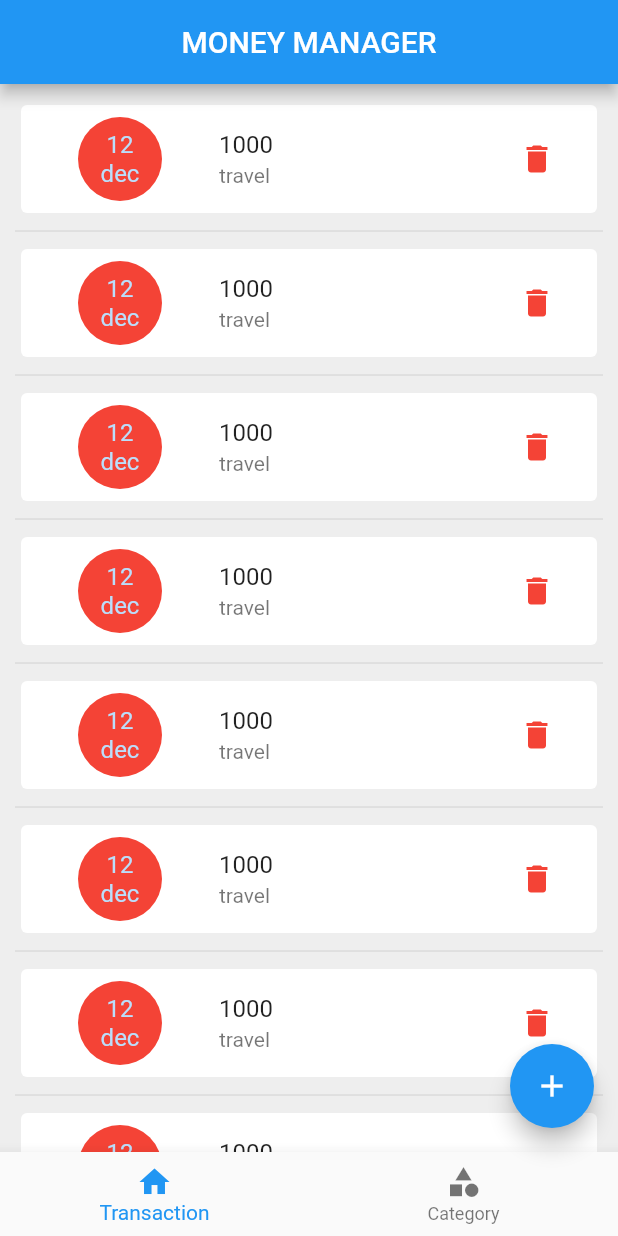
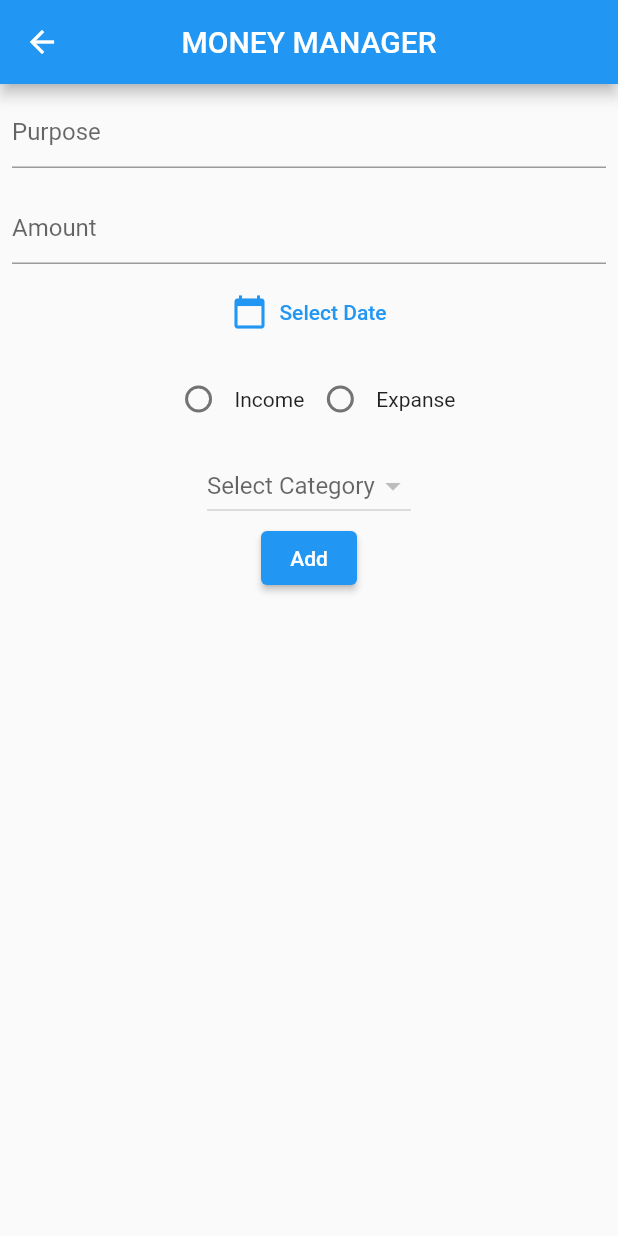
Before and after one commit to anilantony49/money-manager_FundFinder, a Flutter app: the screen it shows after launch, after a tap on the "add" icon, on a phone screen of 412 x 824 dp. Run offline on Flutter 3.47's test engine with Material 2 defaults, Android fonts, the phone set to English and light mode, and no system bars; our stand-ins replace hive_flutter; accounts and stored records are empty.

Commit message:
Transaction add completed

```diff
--- a/lib/db/transaction_db.dart
+++ b/lib/db/transaction_db.dart
@@ -0,0 +1,57 @@
+import 'package:flutter/material.dart';
+import 'package:flutter_application_1/models/transaction_models.dart';
+import 'package:hive_flutter/hive_flutter.dart';
+
+
+const _TRANSACTION_DB_NAME= 'TransactionDB';
+abstract class TransactionDbfunctions{
+  Future<List<transactionModels>>getTransaction();
+  Future<void>insertTransaction(transactionModels value);
+Future<void>deletetransaction( String transactionId);
+}
+
+class TransactionDb implements TransactionDbfunctions{
+ValueNotifier<List<transactionModels>> transactionListNotifier=ValueNotifier([]);
+  TransactionDb._internal();
+  static final TransactionDb singleton = TransactionDb._internal();
+
+  factory TransactionDb() {
+    return singleton;
+  }
+  @override
+  Future<void> deletetransaction(String transactionId) {
+    // TODO: implement deletetransaction
+    throw UnimplementedError();
+  }
+
+  @override
+  Future<List<transactionModels>> getTransaction()async {
+   final _transactionDB=  await  Hive.openBox<transactionModels>(_TRANSACTION_DB_NAME);
+   return   _transactionDB.values.toList();
+
+  }
+
+Future<void>refresh()async {
+final _allTransactions=await getTransaction();
+  _allTransactions.sort((a, b) =>
+
+      b.date.compareTo(a.date)
+    );
+   transactionListNotifier.value.clear();
+   transactionListNotifier.value.addAll(_allTransactions);
+
+//  await Future.forEach(_allTransactions, (transactionModels category){
+ transactionListNotifier.notifyListeners();
+//  });
+
+  }
+
+  @override
+  Future<void> insertTransaction(transactionModels value)async {
+   final _transactionDB=  await  Hive.openBox<transactionModels>(_TRANSACTION_DB_NAME);
+
+   await _transactionDB.put(value.id,value);
+    //  refreshUI();
+  }
+
+}
--- a/lib/homescreen.dart
+++ b/lib/homescreen.dart
@@ -1,18 +1,22 @@
 import 'package:flutter/material.dart';
 import 'package:flutter_application_1/screens/category/catagory.dart';
 import 'package:flutter_application_1/screens/category/category_show_popup.dart';
-import 'package:flutter_application_1/screens/transcation.dart';
+import 'package:flutter_application_1/screens/transaction/transcation.dart';
 
 import 'db/category_db.dart';
+
 import 'models/category_models.dart';
 
 class ScreenHome extends StatelessWidget {
   ValueNotifier<int> bottomNavigation = ValueNotifier(0);
-  final textcontroller= TextEditingController();
+  final textcontroller = TextEditingController();
 
   ScreenHome({Key? key}) : super(key: key);
 
-  final _pages = [const ScreenTransaction(),ScreenCatagory(),];
+  final _pages = [
+    const ScreenTransaction(),
+    const ScreenCatagory(),
+  ];
 
   @override
   Widget build(BuildContext context) {
@@ -37,34 +41,35 @@ class ScreenHome extends StatelessWidget {
                         icon: Icon(Icons.home), label: 'Transaction'),
                     BottomNavigationBarItem(
                         icon: Icon(Icons.category), label: 'Category'),
-
                   ]);
             }),
         body: SafeArea(
             child: ValueListenableBuilder(
-          builder:(BuildContext context, int index, Widget?_){
+                builder: (BuildContext context, int index, Widget? _) {
                   return _pages[index];
-          } ,
-          valueListenable:bottomNavigation )),
-         floatingActionButton:FloatingActionButton(onPressed: (){
-          if(bottomNavigation.value==0){
-            print("add transaction");
-          }else{
+                },
+                valueListenable: bottomNavigation)),
+        floatingActionButton: FloatingActionButton(
+          onPressed: () {
+            if (bottomNavigation.value == 0) {
+              Navigator.pushNamed(context, 'first');
+
+              print("add category");
+            } else {
               ShowCategoryAddPopUp(context);
               print("add category");
-               final _value= CategoryModels(
+              final _value = CategoryModels(
                   id: DateTime.now().millisecondsSinceEpoch.toString(),
                   name: 'travel',
-                type: CategoryType.expense
-                );
+                  type: CategoryType.expense);
               CategoryDb().insertCategory(_value);
-
 
               //  print(_value);
             }
-
           },
-         child: Center(child: Icon(Icons.add),),)
-    );
+          child: const Center(
+            child: Icon(Icons.add),
+          ),
+        ));
   }
 }
--- a/lib/main.dart
+++ b/lib/main.dart
@@ -3,16 +3,23 @@ import 'package:flutter_application_1/homescreen.dart';
 import 'package:flutter_application_1/models/category_models.dart';
 import 'package:hive_flutter/hive_flutter.dart';
 
-void main()async {
+import 'models/transaction_models.dart';
+import 'screens/transaction/transaction_show_textfield.dart';
+
+void main() async {
   WidgetsFlutterBinding.ensureInitialized();
   await Hive.initFlutter();
 
-   if(!Hive.isAdapterRegistered(CategoryTypeAdapter().typeId)){
+  if (!Hive.isAdapterRegistered(CategoryTypeAdapter().typeId)) {
     Hive.registerAdapter(CategoryTypeAdapter());
   }
 
-  if(!Hive.isAdapterRegistered(CategoryModelsAdapter().typeId)){
+  if (!Hive.isAdapterRegistered(CategoryModelsAdapter().typeId)) {
     Hive.registerAdapter(CategoryModelsAdapter());
+  }
+
+  if (!Hive.isAdapterRegistered(transactionModelsAdapter().typeId)) {
+    Hive.registerAdapter(transactionModelsAdapter());
   }
   runApp(const MyApp());
 }
@@ -24,10 +31,9 @@ class MyApp extends StatelessWidget {
   @override
   Widget build(BuildContext context) {
     return MaterialApp(
-
+      debugShowCheckedModeBanner: false,
       title: 'Flutter Demo',
       theme: ThemeData(
-
         // This is the theme of your application.
         //
         // Try running your application with "flutter run". You'll see the
@@ -39,7 +45,11 @@ class MyApp extends StatelessWidget {
         // is not restarted.
         primarySwatch: Colors.blue,
       ),
-      home:ScreenHome()
+      home: ScreenHome(),
+      // initialRoute: 'first',
+      routes: {
+        'first': (context) => const TransactionTextField(),
+      },
     );
   }
 }
--- a/lib/models/transaction_models.dart
+++ b/lib/models/transaction_models.dart
@@ -1,3 +1,31 @@
-// class transactionModels{
-//   int amount;
-// }
+
+import 'package:hive_flutter/adapters.dart';
+
+import 'category_models.dart';
+part 'transaction_models.g.dart';
+
+@HiveType(typeId: 3)
+class transactionModels{
+  @HiveField(0)
+  final String id;
+  @HiveField(1)
+  final double amount;
+  @HiveField(2)
+  final String purpose;
+  @HiveField(3)
+  final bool isDeleted;
+  @HiveField(4)
+  final DateTime date;
+  @HiveField(5)
+  final CategoryType type;
+  @HiveField(6)
+  final CategoryModels model;
+  transactionModels({
+  required this.id,
+  required  this.amount,
+  required  this.purpose,
+  required  this.isDeleted,
+  required  this.date,
+  required  this.type,
+  required this.model});
+}
--- /dev/null
+++ b/lib/screens/transaction/transaction_show_textfield.dart
@@ -0,0 +1,165 @@
+import 'package:flutter/material.dart';
+import 'package:flutter_application_1/db/category_db.dart';
+import 'package:flutter_application_1/models/transaction_models.dart';
+
+import '../../db/transaction_db.dart';
+import '../../models/category_models.dart';
+
+import 'package:intl/intl.dart';
+
+final purposetextcontroller = TextEditingController();
+final amoundtextcontroller = TextEditingController();
+const routeName = 'first';
+
+DateTime? _selectedDate;
+CategoryType? _selectedCategoryType;
+CategoryModels? _selectedCategorModel;
+String? _selectedValue;
+
+class TransactionTextField extends StatefulWidget {
+  const TransactionTextField({Key? key}) : super(key: key);
+
+  @override
+  State<TransactionTextField> createState() => _TransactionTextFieldState();
+}
+
+class _TransactionTextFieldState extends State<TransactionTextField> {
+  @override
+  Widget build(BuildContext context) {
+    CategoryDb.singleton.refreshUI();
+    return Scaffold(
+      appBar: AppBar(
+        title: const Text('MONEY MANAGER'),
+        centerTitle: true,
+      ),
+      body: Column(children: [
+        Padding(
+          padding: const EdgeInsets.all(8.0),
+          child: TextFormField(
+            controller: purposetextcontroller,
+            keyboardType: TextInputType.text,
+            decoration: const InputDecoration(hintText: 'Purpose'),
+          ),
+        ),
+        Padding(
+          padding: const EdgeInsets.all(8.0),
+          child: TextFormField(
+            controller: amoundtextcontroller,
+            keyboardType: TextInputType.number,
+            decoration: const InputDecoration(hintText: 'Amount'),
+          ),
+        ),
+        TextButton.icon(
+            onPressed: () async {
+              final _selectedDatetemp = await showDatePicker(
+                  context: context,
+                  initialDate: DateTime.now(),
+                  firstDate: DateTime.now().subtract(const Duration(days: 30)),
+                  lastDate: DateTime.now());
+
+              if (_selectedDatetemp == null) {
+                return;
+              } else {
+                print(_selectedDatetemp.toString());
+                setState(() {
+                  _selectedDate = _selectedDatetemp;
+                });
+              }
+            },
+            icon: const Icon(Icons.calendar_today),
+            label: Text(_selectedDate == null
+                ? 'Select Date'
+                : DateFormat('dd-MM-yyyy').format(_selectedDate!))),
+        Padding(
+          padding: const EdgeInsets.all(10.0),
+          child: Row(mainAxisAlignment: MainAxisAlignment.center, children: [
+            Radio(
+                value: CategoryType.income,
+                groupValue: _selectedCategoryType,
+                onChanged: (newvalue) {
+                  setState(() {
+                    _selectedCategoryType = CategoryType.income;
+                    _selectedValue = null;
+                  });
+                }),
+            const Text('Income'),
+            Radio(
+                value: CategoryType.expense,
+                groupValue: _selectedCategoryType,
+                onChanged: (newvalue) {
+                  setState(() {
+                    _selectedCategoryType = CategoryType.expense;
+                    _selectedValue = null;
+                  });
+                }),
+            const Text('Expanse')
+          ]),
+        ),
+        DropdownButton<String>(
+            hint: const Text('Select Category'),
+            value: _selectedValue,
+            items: (_selectedCategoryType == CategoryType.income
+                    ? CategoryDb().incomeCatogoryNotifier
+                    : CategoryDb().expanseCatogoryNotifier)
+                .value
+                .map((e) {
+              return DropdownMenuItem(
+                value: e.id,
+                child: Text(e.name),
+                onTap: () {
+                  _selectedCategorModel = e;
+                },
+              );
+            }).toList(),
+            onChanged: (selectedvalue) {
+              setState(() {
+                print(selectedvalue);
+                _selectedValue = selectedvalue;
+              });
+            }),
+        ElevatedButton(
+            onPressed: () {
+              addTransaction(context);
+            },
+            child: const Text('Add'))
+      ]),
+    );
+  }
+
+  Future<void> addTransaction(context) async {
+    final _purpose = purposetextcontroller.text;
+    final _amount = amoundtextcontroller.text;
+    if (_purpose.isEmpty) {
+      return;
+    }
+    if (_amount.isEmpty) {
+      return;
+    }
+    if (_selectedValue == null) {
+      return;
+    }
+    if (_selectedDate == null) {
+      return;
+    }
+    if (_selectedCategorModel == null) {
+      return;
+    }
+    final _parsesdAmount = double.tryParse(_amount);
+    if (_parsesdAmount == null) {
+      return;
+    }
+    final _transaction = transactionModels(
+      id: DateTime.now().millisecondsSinceEpoch.toString(),
+      amount: _parsesdAmount,
+      purpose: _purpose,
+      isDeleted: false,
+      date: _selectedDate!,
+      type: _selectedCategoryType!,
+      model: _selectedCategorModel!,
+    );
+    await TransactionDb.singleton.insertTransaction(_transaction);
+    print(_transaction.toString());
+    Navigator.of(context).pop();
+    TransactionDb.singleton.refresh();
+  }
+}
--- /dev/null
+++ b/lib/screens/transaction/transcation.dart
@@ -0,0 +1,52 @@
+import 'package:flutter/material.dart';
+import 'package:flutter_application_1/db/transaction_db.dart';
+import 'package:flutter_application_1/models/category_models.dart';
+import 'package:intl/intl.dart';
+
+import '../../models/transaction_models.dart';
+
+class ScreenTransaction extends StatelessWidget {
+  const ScreenTransaction({Key? key}) : super(key: key);
+
+  @override
+  Widget build(BuildContext context) {
+    TransactionDb.singleton.refresh();
+    return ValueListenableBuilder(
+        valueListenable: TransactionDb.singleton.transactionListNotifier,
+        builder: (BuildContext context, List<transactionModels> newValue,
+            Widget? _) {
+          return ListView.separated(
+              padding: const EdgeInsets.all(10),
+              itemBuilder: (context, index) {
+                final _value = newValue[index];
+                return Card(
+                    elevation: 0,
+                    child: ListTile(
+                      title: Text(
+                        'Rs.${_value.amount}',
+                      ),
+                      subtitle: Text(_value.purpose),
+                      leading: CircleAvatar(
+                        child: Text(
+                          parsedDate(_value.date),
+                          textAlign: TextAlign.center,
+                        ),
+                        backgroundColor: _value.type == CategoryType.expense
+                            ? Colors.red
+                            : Colors.green,
+                        radius: 50,
+                      ),
+                    ));
+              },
+              separatorBuilder: (context, index) {
+                return const Divider();
+              },
+              itemCount: newValue.length);
+        });
+  }
+
+  String parsedDate(DateTime date) {
+    final _date = DateFormat("d\nMMM").format(date);
+    return _date;
+  }
+}
--- a/lib/screens/transcation.dart
+++ /dev/null
@@ -1,35 +0,0 @@
-import 'package:flutter/material.dart';
-
-class ScreenTransaction extends StatelessWidget {
-  const ScreenTransaction({ Key? key }) : super(key: key);
-
-  @override
-  Widget build(BuildContext context) {
-    return ListView.separated(
-      padding: EdgeInsets.all(10),
-      itemBuilder: (context,index){
-        return  Card(
-          elevation: 0,
-          child: ListTile(
-            title:Text('1000') ,
-            subtitle: Text('travel'),
-            leading:CircleAvatar(
-              child: Text('12\ndec',
-              textAlign: TextAlign.center,),
-              backgroundColor: Colors.red,
-              radius: 50,),
-              trailing: IconButton(
-                onPressed: (){},
-                icon: Icon(Icons.delete,
-                color: Colors.red,
-
-
-          ),))
-        );
-      },
-      separatorBuilder: (context,index){
-        return Divider();
-      },
-      itemCount: 10);
-  }
-}
```
Also changed, not shown: lib/db/category_db.dart (+15 -12 lines), lib/screens/category/catagory.dart (+26 -34 lines), lib/screens/category/category_show_popup.dart (+14 -18 lines), lib/screens/category/expanse.dart (+10 -14 lines), lib/screens/category/income.dart (+10 -10 lines), pubspec.yaml (+5 -15 lines), lib/models/transaction_models.g.dart (added), pubspec.lock, 1 other file. Lines whose indentation alone changed are shown as unchanged.
